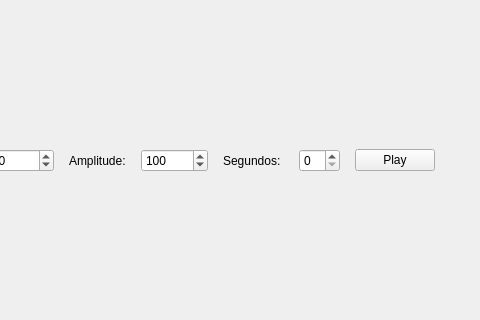
Above: mainwindow.ui from rfalessandro/QtMath before the change; both pictures show x 429 to 909 and y 155 to 475 of the 1089 by 660 pixel window. Below: the same form after it.
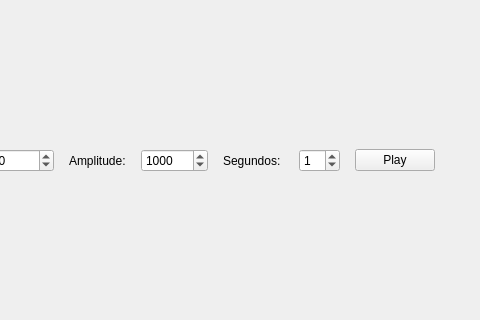
That is the form after the change.

What changed in the file:
```diff
--- a/mainwindow.ui
+++ b/mainwindow.ui
@@ -114,7 +114,7 @@
            <number>999999999</number>
           </property>
           <property name="value">
-           <number>100</number>
+           <number>1000</number>
           </property>
          </widget>
         </item>
@@ -126,7 +126,11 @@
          </widget>
         </item>
         <item>
-         <widget class="QSpinBox" name="sbSec"/>
+         <widget class="QSpinBox" name="sbSec">
+          <property name="value">
+           <number>1</number>
+          </property>
+         </widget>
         </item>
         <item>
          <widget class="QPushButton" name="btPlay">
```
Left out of the diff: 2 changed lines with no effect on the pictures.
